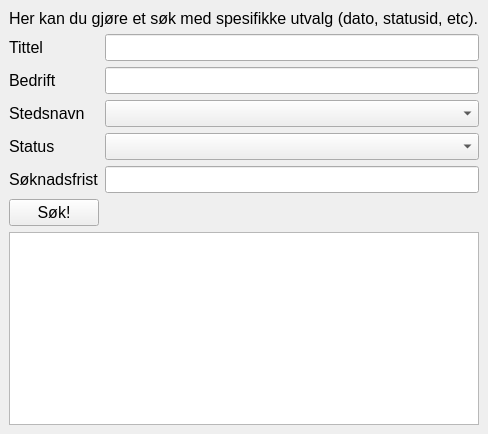
Before: the Qt Designer form src/jobb/QT/jobber/jobber/spesificjobs.ui in andersbo87/sources, drawn with Qt 5.
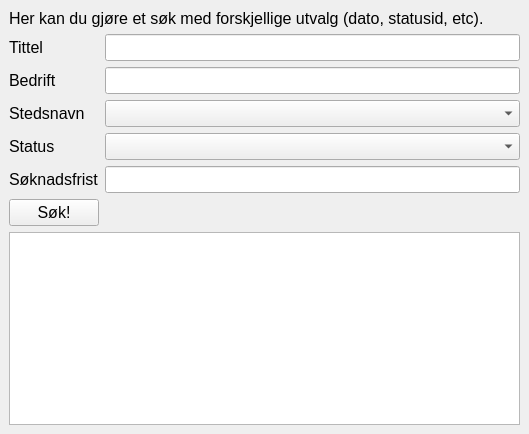
After: the same form once the commit is applied. Icons and pictures are not drawn.

Commit message: Mindre endringer i mainwindow.ui og spesificjobs.ui.

```diff
--- a/src/jobb/QT/jobber/jobber/spesificjobs.ui
+++ b/src/jobb/QT/jobber/jobber/spesificjobs.ui
@@ -6,7 +6,7 @@
    <rect>
     <x>0</x>
     <y>0</y>
-    <width>473</width>
+    <width>529</width>
     <height>434</height>
    </rect>
   </property>
@@ -28,7 +28,7 @@
     <item row="0" column="0" colspan="2">
      <widget class="QLabel" name="labelInfo">
       <property name="text">
-       <string>Her kan du gjøre et søk med spesifikke utvalg (dato, statusid, etc).</string>
+       <string>Her kan du gjøre et søk med forskjellige utvalg (dato, statusid, etc).</string>
       </property>
      </widget>
     </item>
```
Left out of the diff: 2 changed lines with no effect on the pictures. The commit also changes 2 other files.
